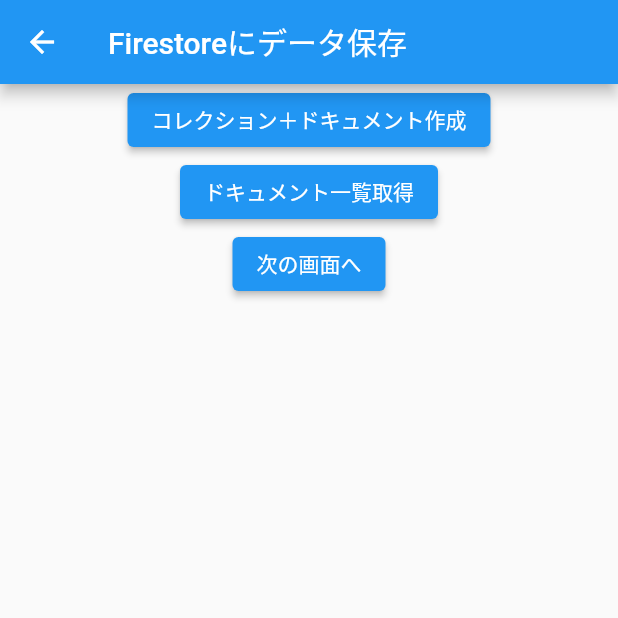
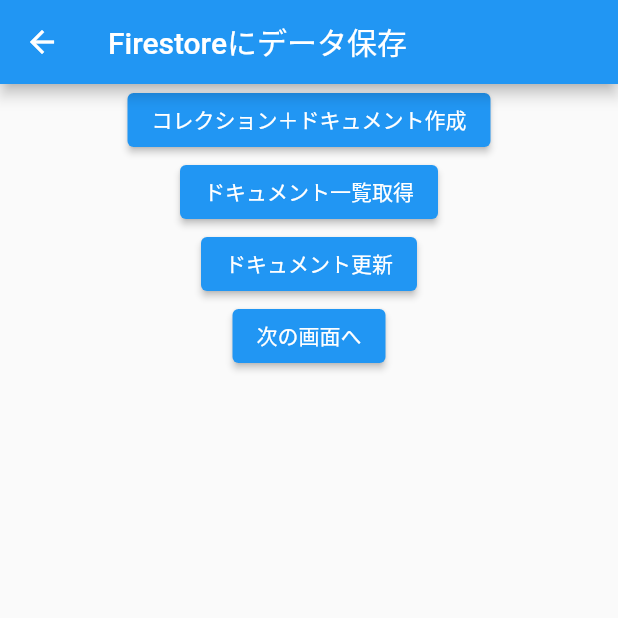
Before and after one commit to sisosyunya/secondfirebase, a Flutter app: the SecondPage screen opened directly, on a phone screen of 412 x 824 dp, the top half of it. Run offline on Flutter 3.47's test engine with Material 2 defaults, Android fonts, the light colour scheme and no system bars; our stand-ins replace cloud_firestore, firebase_auth, firebase_core; missing offline and left inert: cloud_firestore_web, firebase_auth_web, firebase_core_web; accounts and stored records are empty.

Commit message:
ドキュメント更新

```diff
--- a/lib/secondpage.dart
+++ b/lib/secondpage.dart
@@ -51,6 +51,13 @@
               }).toList(),
             ),
             ElevatedButton(
+              child:Text('ドキュメント更新'),
+              onPressed: ()async{
+                // ドキュメント更新
+                await FirebaseFirestore.instance.collection('users').doc('id_abc').update({'name':'鈴木','age':50});
+              },
+              ),
+            ElevatedButton(
               onPressed: (){
                 Navigator.push(
                   context,
```
